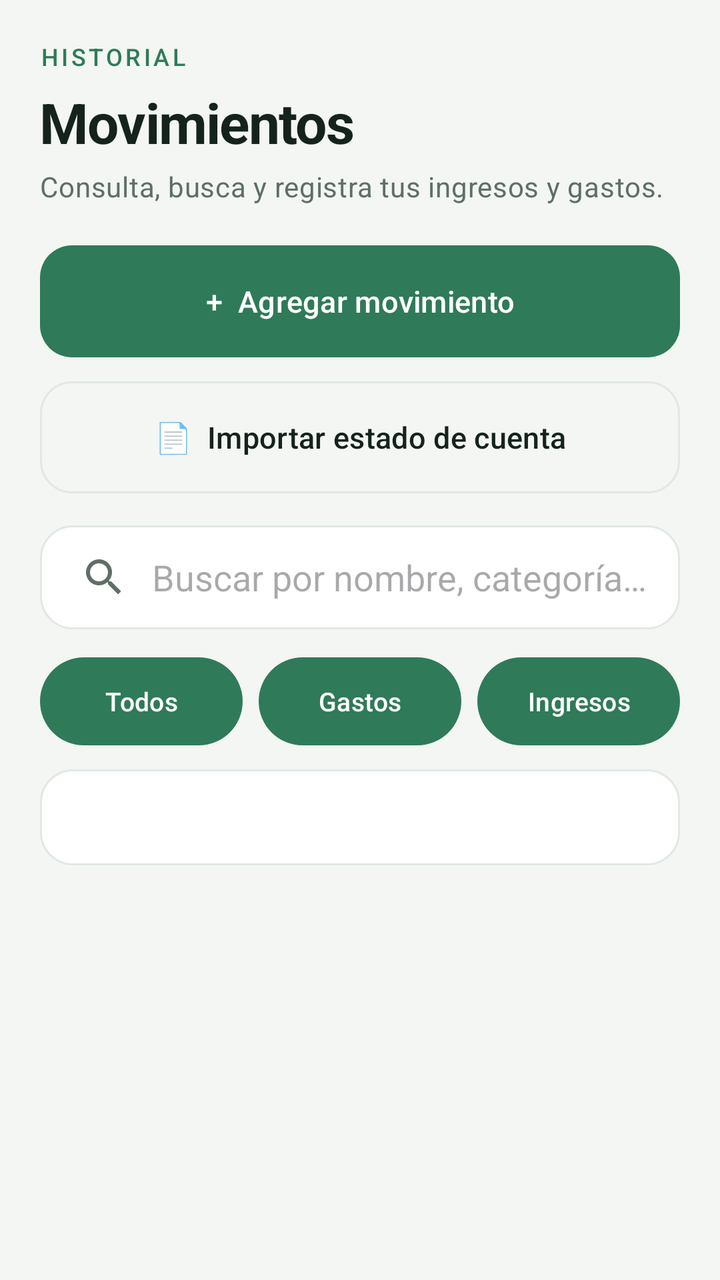
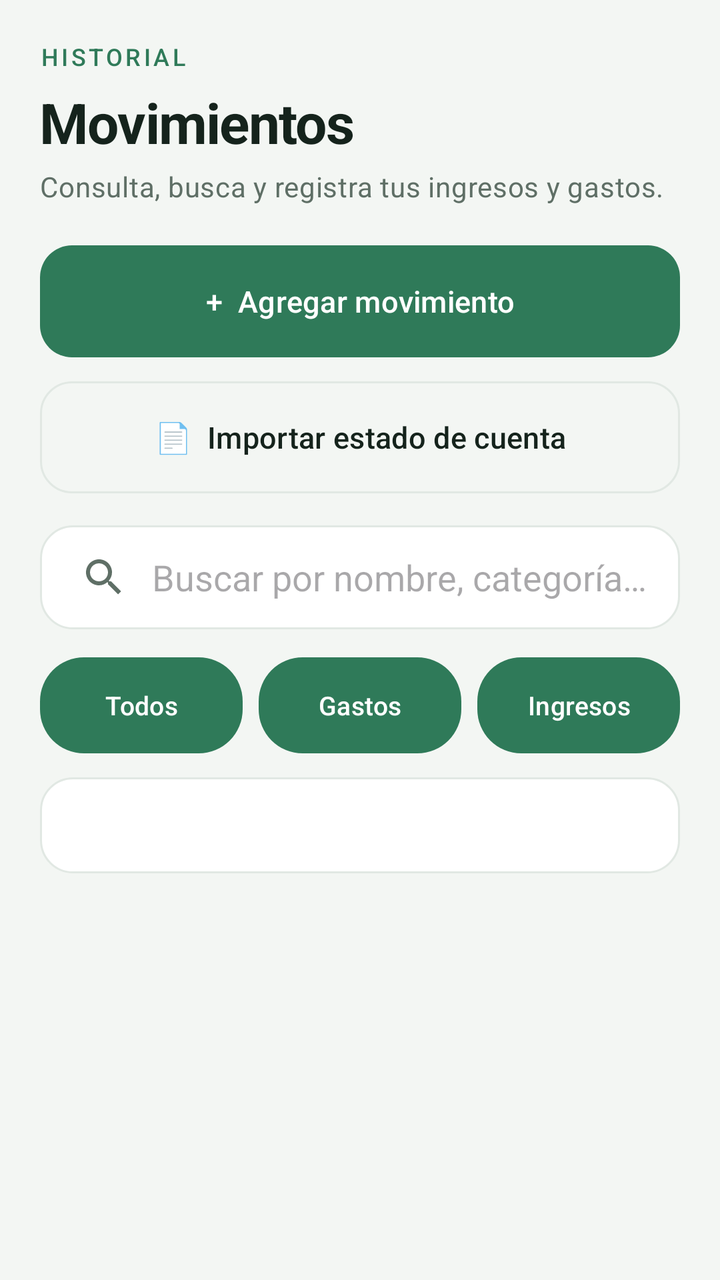

An Android layout rendered at two revisions. The XML below is the earlier revision; the diff shows what the commit changed to produce the second picture.
<!-- AndroidManifest.xml: application theme Theme.Gamora -->
<!-- res/layout/fragment_transactions.xml -->
<?xml version="1.0" encoding="utf-8"?>
<ScrollView xmlns:android="http://schemas.android.com/apk/res/android"
    xmlns:app="http://schemas.android.com/apk/res-auto"
    android:layout_width="match_parent"
    android:layout_height="match_parent"
    android:background="@color/gamora_background"
    android:clipToPadding="false"
    android:fillViewport="true">

    <LinearLayout
        android:layout_width="match_parent"
        android:layout_height="wrap_content"
        android:orientation="vertical"
        android:paddingStart="20dp"
        android:paddingTop="20dp"
        android:paddingEnd="20dp"
        android:paddingBottom="96dp">

        <TextView
            android:layout_width="wrap_content"
            android:layout_height="wrap_content"
            android:text="@string/transactions_historial"
            android:textAppearance="@style/TextAppearance.Gamora.Overline" />

        <TextView
            android:layout_width="match_parent"
            android:layout_height="wrap_content"
            android:layout_marginTop="6dp"
            android:text="@string/transactions_movimientos"
            android:textAppearance="@style/TextAppearance.Gamora.Headline" />

        <TextView
            android:layout_width="match_parent"
            android:layout_height="wrap_content"
            android:layout_marginTop="4dp"
            android:text="@string/transactions_consulta_busca_y_registra"
            android:textAppearance="@style/TextAppearance.Gamora.Body" />

        <com.google.android.material.button.MaterialButton
            android:id="@+id/btnAddIncome"
            android:layout_width="match_parent"
            android:layout_height="wrap_content"
            android:layout_marginTop="20dp"
            android:text="@string/transactions_agregar_movimiento" />

        <com.google.android.material.button.MaterialButton
            android:id="@+id/btnImportar"
            style="@style/Widget.Gamora.Button.Outlined"
            android:layout_width="match_parent"
            android:layout_height="wrap_content"
            android:layout_marginTop="12dp"
            android:text="@string/transactions_importar_estado_de_cuenta" />

        
        <androidx.appcompat.widget.SearchView
            android:id="@+id/svBusqueda"
            android:layout_width="match_parent"
            android:layout_height="52dp"
            android:layout_marginTop="16dp"
            android:background="@drawable/bg_dashboard_action"
            app:iconifiedByDefault="false"
            app:queryBackground="@android:color/transparent"
            app:queryHint="Buscar por nombre, categoría o monto…" />

        
        <LinearLayout
            android:layout_width="match_parent"
            android:layout_height="wrap_content"
            android:layout_marginTop="14dp"
            android:orientation="horizontal">

            <com.google.android.material.button.MaterialButton
                android:id="@+id/btnTodos"
                android:layout_width="0dp"
                android:layout_height="44dp"
                android:layout_marginEnd="4dp"
                android:layout_weight="1"
                android:minHeight="44dp"
                android:minWidth="0dp"
                android:maxLines="1"
                android:paddingHorizontal="8dp"
                android:text="@string/transactions_todos"
                android:textSize="13sp"
                app:cornerRadius="22dp" />

            <com.google.android.material.button.MaterialButton
                android:id="@+id/btnGastos"
                android:layout_width="0dp"
                android:layout_height="44dp"
                android:layout_marginHorizontal="4dp"
                android:layout_weight="1"
                android:minHeight="44dp"
                android:minWidth="0dp"
                android:maxLines="1"
                android:paddingHorizontal="8dp"
                android:text="@string/transactions_gastos"
                android:textSize="13sp"
                app:cornerRadius="22dp" />

            <com.google.android.material.button.MaterialButton
                android:id="@+id/btnIngresos"
                android:layout_width="0dp"
                android:layout_height="44dp"
                android:layout_marginStart="4dp"
                android:layout_weight="1"
                android:minHeight="44dp"
                android:minWidth="0dp"
                android:maxLines="1"
                android:paddingHorizontal="8dp"
                android:text="@string/transactions_ingresos"
                android:textSize="13sp"
                app:cornerRadius="22dp" />
        </LinearLayout>

        
        <Spinner
            android:id="@+id/spinnerCategoria"
            android:layout_width="match_parent"
            android:layout_height="48dp"
            android:layout_marginTop="12dp"
            android:background="@drawable/bg_dashboard_action"
            android:contentDescription="@string/dashboard_filtrar_por_categoria"
            android:paddingStart="12dp"
            android:paddingEnd="12dp" />

        
        <LinearLayout
            android:id="@+id/transactionsContainer"
            android:layout_width="match_parent"
            android:layout_height="wrap_content"
            android:layout_marginTop="6dp"
            android:orientation="vertical" />

    </LinearLayout>
</ScrollView>
<!-- resources referenced by this layout -->
<resources>
  <color name="gamora_background">#F3F6F3</color>
  <string name="dashboard_filtrar_por_categoria">Filtrar por categoría</string>
  <string name="transactions_agregar_movimiento">"+  Agregar movimiento"</string>
  <string name="transactions_consulta_busca_y_registra">Consulta, busca y registra tus ingresos y gastos.</string>
  <string name="transactions_gastos">Gastos</string>
  <string name="transactions_historial">Historial</string>
  <string name="transactions_importar_estado_de_cuenta">"📄  Importar estado de cuenta"</string>
  <string name="transactions_ingresos">Ingresos</string>
  <string name="transactions_movimientos">Movimientos</string>
  <string name="transactions_todos">Todos</string>
  <color name="gamora_surface">#FFFFFF</color>
  <color name="gamora_border">#E1E8E3</color>
  <color name="gamora_text_secondary">#5F6F66</color>
  <color name="gamora_text_primary">#15231C</color>
  <color name="gamora_accent">#2F7A59</color>
  <color name="gamora_on_accent">#FFFFFF</color>
  <color name="gamora_accent_light">#DDEFE5</color>
  <color name="gamora_surface_variant">#EAF0EB</color>
  <color name="gamora_expense">#C9493F</color>
  <style name="ThemeOverlay.Gamora.Dialog" parent="ThemeOverlay.Material3.MaterialAlertDialog">
          <item name="shapeAppearanceOverlay">@style/ShapeAppearance.Gamora.Large</item>
          <item name="colorSurface">@color/gamora_surface</item>
          <item name="colorPrimary">@color/gamora_accent</item>
          <item name="buttonBarPositiveButtonStyle">@style/Widget.Gamora.Button.Text</item>
          <item name="buttonBarNegativeButtonStyle">@style/Widget.Gamora.Button.Text</item>
          <item name="buttonBarNeutralButtonStyle">@style/Widget.Gamora.Button.Text</item>
      </style>
  <!-- unchanged entries left out for length: 14 -->
</resources>

<!-- the commit's change to res/layout/fragment_transactions.xml (unified diff, before → after) -->
@@ -72,10 +72,10 @@
             <com.google.android.material.button.MaterialButton
                 android:id="@+id/btnTodos"
                 android:layout_width="0dp"
-                android:layout_height="44dp"
+                android:layout_height="wrap_content"
                 android:layout_marginEnd="4dp"
                 android:layout_weight="1"
-                android:minHeight="44dp"
+                android:minHeight="48dp"
                 android:minWidth="0dp"
                 android:maxLines="1"
                 android:paddingHorizontal="8dp"
@@ -86,10 +86,10 @@
             <com.google.android.material.button.MaterialButton
                 android:id="@+id/btnGastos"
                 android:layout_width="0dp"
-                android:layout_height="44dp"
+                android:layout_height="wrap_content"
                 android:layout_marginHorizontal="4dp"
                 android:layout_weight="1"
-                android:minHeight="44dp"
+                android:minHeight="48dp"
                 android:minWidth="0dp"
                 android:maxLines="1"
                 android:paddingHorizontal="8dp"
@@ -100,10 +100,10 @@
             <com.google.android.material.button.MaterialButton
                 android:id="@+id/btnIngresos"
                 android:layout_width="0dp"
-                android:layout_height="44dp"
+                android:layout_height="wrap_content"
                 android:layout_marginStart="4dp"
                 android:layout_weight="1"
-                android:minHeight="44dp"
+                android:minHeight="48dp"
                 android:minWidth="0dp"
                 android:maxLines="1"
                 android:paddingHorizontal="8dp"
@@ -116,7 +116,8 @@
         <Spinner
             android:id="@+id/spinnerCategoria"
             android:layout_width="match_parent"
-            android:layout_height="48dp"
+            android:layout_height="wrap_content"
+            android:minHeight="48dp"
             android:layout_marginTop="12dp"
             android:background="@drawable/bg_dashboard_action"
             android:contentDescription="@string/dashboard_filtrar_por_categoria"
<!-- resource entries referenced after the edit -->
@@ -16,16 +16,54 @@
   <color name="gamora_text_primary">#15231C</color>
   <color name="gamora_accent">#2F7A59</color>
   <color name="gamora_on_accent">#FFFFFF</color>
-  <color name="gamora_accent_light">#DDEFE5</color>
+  <color name="gamora_accent_light">#E9F4EE</color>
   <color name="gamora_surface_variant">#EAF0EB</color>
   <color name="gamora_expense">#C9493F</color>
   <style name="ThemeOverlay.Gamora.Dialog" parent="ThemeOverlay.Material3.MaterialAlertDialog">
-          <item name="shapeAppearanceOverlay">@style/ShapeAppearance.Gamora.Large</item>
+          <item name="shapeAppearanceOverlay">@style/ShapeAppearance.Gamora.Dialog</item>
           <item name="colorSurface">@color/gamora_surface</item>
           <item name="colorPrimary">@color/gamora_accent</item>
-          <item name="buttonBarPositiveButtonStyle">@style/Widget.Gamora.Button.Text</item>
-          <item name="buttonBarNegativeButtonStyle">@style/Widget.Gamora.Button.Text</item>
+          <item name="materialAlertDialogTitleTextStyle">@style/MaterialAlertDialog.Gamora.Title</item>
+          <item name="materialAlertDialogBodyTextStyle">@style/MaterialAlertDialog.Gamora.Body</item>
+          <item name="buttonBarPositiveButtonStyle">@style/Widget.Gamora.Dialog.Principal</item>
+          <item name="buttonBarNegativeButtonStyle">@style/Widget.Gamora.Dialog.Secundario</item>
           <item name="buttonBarNeutralButtonStyle">@style/Widget.Gamora.Button.Text</item>
+      </style>
+  <style name="ShapeAppearance.Gamora.Dialog" parent="">
+          <item name="cornerFamily">rounded</item>
+          <item name="cornerSize">28dp</item>
+      </style>
+  <style name="MaterialAlertDialog.Gamora.Title" parent="MaterialAlertDialog.Material3.Title.Text">
+          <item name="android:textSize">20sp</item>
+          <item name="android:fontFamily">sans-serif-medium</item>
+          <item name="android:textColor">@color/gamora_text_primary</item>
+      </style>
+  <style name="MaterialAlertDialog.Gamora.Body" parent="MaterialAlertDialog.Material3.Body.Text">
+          <item name="android:textSize">15sp</item>
+          <item name="android:lineSpacingMultiplier">1.25</item>
+          <item name="android:textColor">@color/gamora_text_secondary</item>
+      </style>
+  <style name="Widget.Gamora.Dialog.Principal" parent="Widget.Material3.Button">
+          <item name="android:minHeight">44dp</item>
+          <item name="android:textAllCaps">false</item>
+          <item name="android:fontFamily">sans-serif-medium</item>
+          <item name="android:insetTop">0dp</item>
+          <item name="android:insetBottom">0dp</item>
+          <item name="android:layout_marginStart">8dp</item>
+          <item name="cornerRadius">22dp</item>
+          <item name="backgroundTint">@color/gamora_accent</item>
+          <item name="android:textColor">@color/gamora_on_accent</item>
+      </style>
+  <style name="Widget.Gamora.Dialog.Secundario" parent="Widget.Material3.Button.OutlinedButton">
+          <item name="android:minHeight">44dp</item>
+          <item name="android:textAllCaps">false</item>
+          <item name="android:fontFamily">sans-serif-medium</item>
+          <item name="android:insetTop">0dp</item>
+          <item name="android:insetBottom">0dp</item>
+          <item name="android:layout_marginStart">8dp</item>
+          <item name="cornerRadius">22dp</item>
+          <item name="strokeColor">@color/gamora_border</item>
+          <item name="android:textColor">@color/gamora_text_primary</item>
       </style>
   <!-- unchanged entries left out for length: 14 -->
 </resources>
